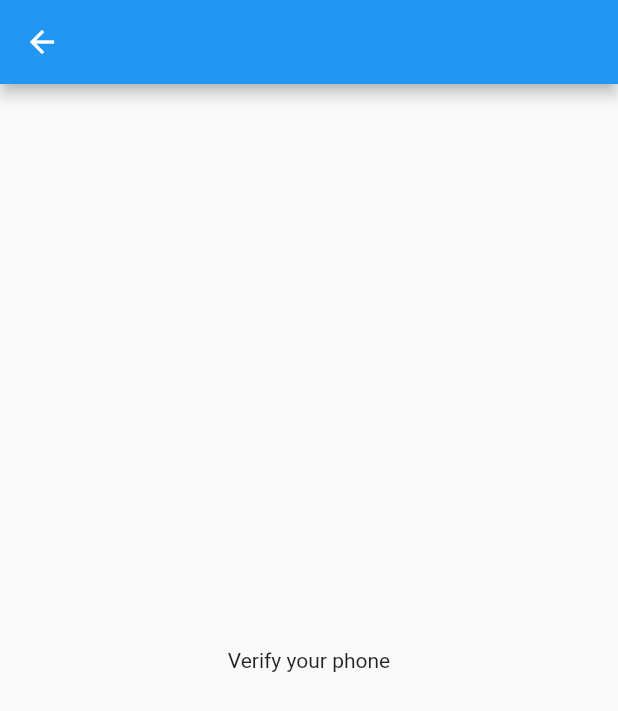
After one commit to migala-dev/demos-app, a Flutter app: the VerifyPhonePage screen opened by its route, on a phone screen of 412 x 824 dp. The commit adds this screen. Shown: the top 711 px of the screen. Run offline on Flutter 3.47's test engine with Material 2 defaults, Android fonts, the phone set to English and light mode, and no system bars; our stand-ins replace bloc, fluro, flutter_bloc.

Commit message:
verify_phone page base

```diff
--- a/lib/config/routes/route_handlers.dart
+++ b/lib/config/routes/route_handlers.dart
@@ -1,4 +1,5 @@
 import 'package:demos_app/core/auth/login/login.dart';
+import 'package:demos_app/core/auth/login/verify_phone.dart';
 import 'package:demos_app/modules/home/screens/home.dart';
 import 'package:fluro/fluro.dart';
 import 'package:flutter/material.dart';
@@ -12,3 +13,8 @@ var loginHandler = Handler(
     handlerFunc: (BuildContext? context, Map<String, List<String>> params) {
   return LoginPage();
 });
+
+var verifyPhoneHandler = Handler(
+    handlerFunc: (BuildContext? context, Map<String, List<String>> params) {
+  return VerifyPhonePage();
+});
--- a/lib/config/routes/routes.dart
+++ b/lib/config/routes/routes.dart
@@ -5,6 +5,7 @@ import 'package:flutter/widgets.dart';
 class Routes {
   static String root = "/";
   static String login = "/login";
+  static String verifyPhone = "/verifyPhone";
 
   static void configureRoutes(FluroRouter router) {
     router.notFoundHandler = Handler(
@@ -14,5 +15,6 @@ class Routes {
     });
     router.define(root, handler: homeHandler);
     router.define(login, handler: loginHandler);
+    router.define(verifyPhone, handler: verifyPhoneHandler);
   }
 }
--- a/lib/core/auth/login/login.dart
+++ b/lib/core/auth/login/login.dart
@@ -74,6 +74,7 @@ class _InputPhoneNumberState extends State<InputPhoneNumber>
                     text: 'SIGUIENTE',
                     onPressed: () {
                       if (_formKey.currentState!.validate()) {
+                        Navigator.pushNamed(context, 'verifyPhone');
                         print('Número valido');
                       }
                     }),
--- /dev/null
+++ b/lib/core/auth/login/verify_phone.dart
@@ -0,0 +1,17 @@
+import 'package:flutter/material.dart';
+
+class VerifyPhonePage extends StatelessWidget {
+  const VerifyPhonePage({Key? key}) : super(key: key);
+
+  @override
+  Widget build(BuildContext context) {
+    return Container(
+      child: Scaffold(
+        appBar: AppBar(),
+        body: Center(
+          child: Text('Verify your phone'),
+        ),
+      ),
+    );
+  }
+}
```
